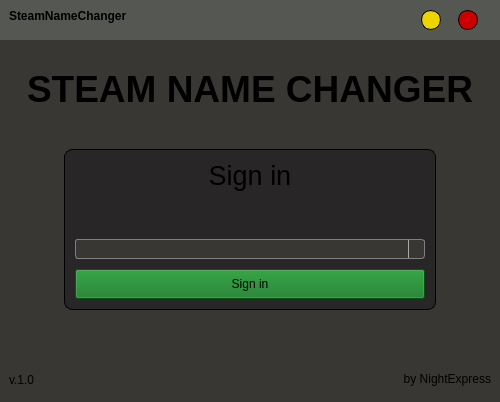
Qt form ui/ui_forms/auth.ui (vitaliishchudlo/SteamNameChanger) before a commit.
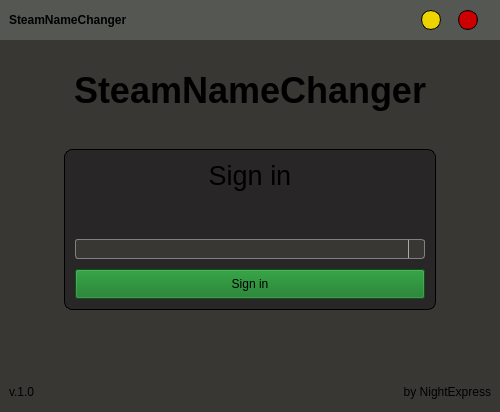
The same form after that commit. Icons and pictures are not drawn.

Diff of the .ui file:
```diff
--- a/ui/ui_forms/auth.ui
+++ b/ui/ui_forms/auth.ui
@@ -7,7 +7,7 @@
     <x>0</x>
     <y>0</y>
     <width>500</width>
-    <height>402</height>
+    <height>412</height>
    </rect>
   </property>
   <property name="windowTitle">
@@ -83,10 +83,12 @@
           <item row="0" column="0" alignment="Qt::AlignLeft">
            <widget class="QLabel" name="label">
             <property name="styleSheet">
-             <string notr="true">font: 75 11pt &quot;Ubuntu Mono&quot;;</string>
+             <string notr="true">font: 75 11pt &quot;Ubuntu Mono&quot;;
+font: bold;
+</string>
             </property>
             <property name="text">
-             <string>&lt;html&gt;&lt;head/&gt;&lt;body&gt;&lt;p&gt;&lt;span style=&quot; font-weight:600;&quot;&gt;SteamNameChanger&lt;/span&gt;&lt;br/&gt;&lt;/p&gt;&lt;/body&gt;&lt;/html&gt;</string>
+             <string>SteamNameChanger</string>
             </property>
            </widget>
           </item>
@@ -232,10 +234,17 @@
        <property name="spacing">
         <number>0</number>
        </property>
-       <item row="0" column="0">
+       <item row="0" column="0" alignment="Qt::AlignHCenter">
         <widget class="QLabel" name="program_name">
+         <property name="styleSheet">
+          <string notr="true">font: bold;
+font-size: 36px;
+height: 48px;
+width: 120px;
+text-align: center;</string>
+         </property>
          <property name="text">
-          <string>&lt;html&gt;&lt;head/&gt;&lt;body&gt;&lt;p align=&quot;center&quot;&gt;&lt;span style=&quot; font-size:28pt; font-weight:600;&quot;&gt;STEAM NAME CHANGER&lt;/span&gt;&lt;/p&gt;&lt;/body&gt;&lt;/html&gt;</string>
+          <string>SteamNameChanger</string>
          </property>
         </widget>
        </item>
@@ -502,7 +511,7 @@
       <property name="maximumSize">
        <size>
         <width>16777215</width>
-        <height>45</height>
+        <height>40</height>
        </size>
       </property>
       <property name="styleSheet">
```
